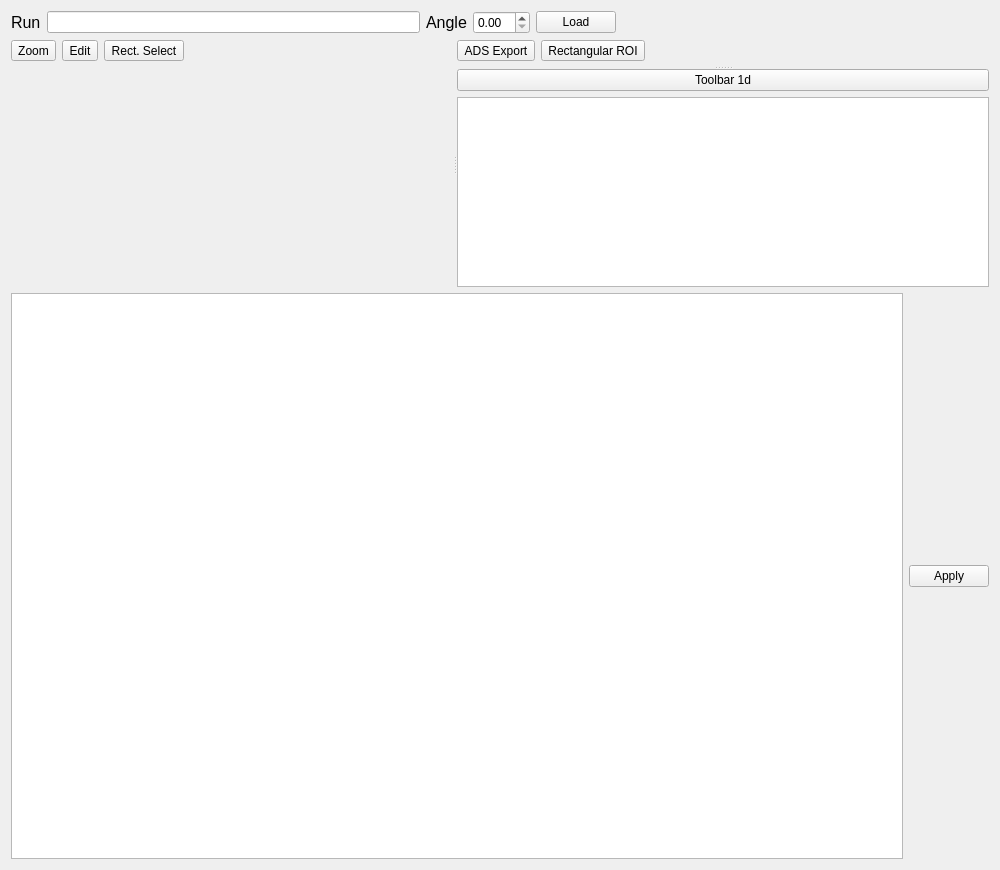
Before: the Qt Designer form qt/scientific_interfaces/ISISReflectometry/GUI/Preview/PreviewWidget.ui in mantidproject/mantid, drawn with Qt 5.
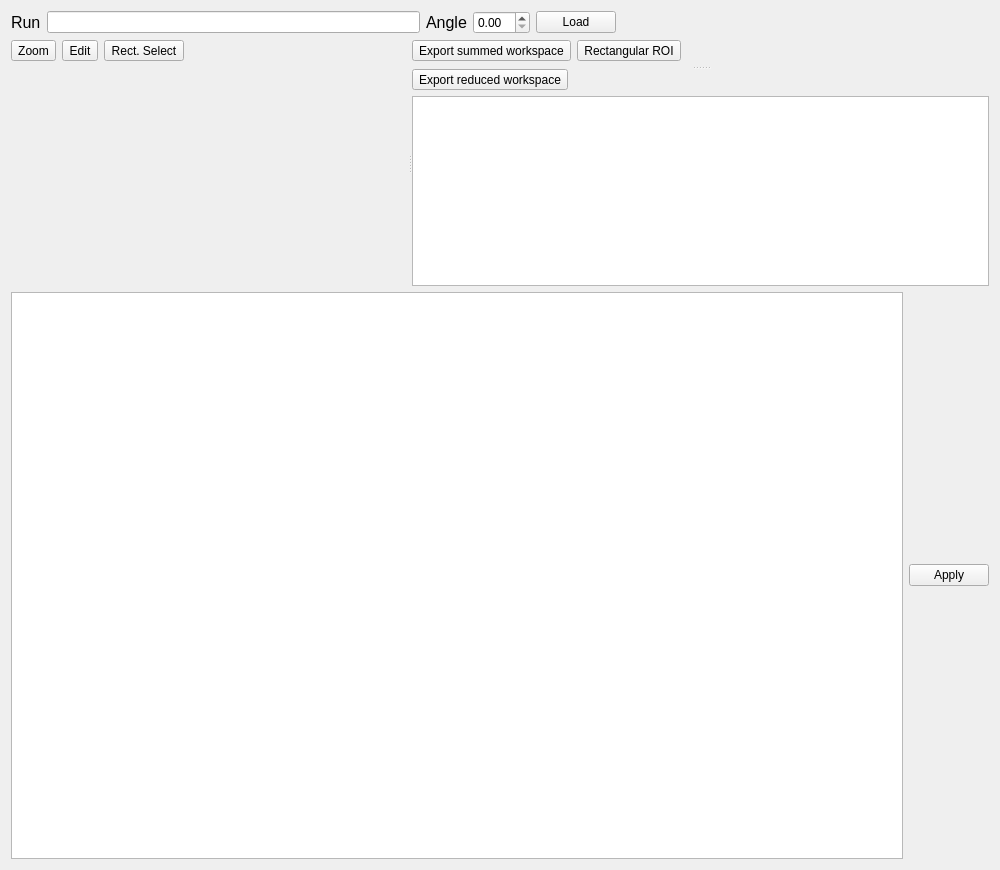
After: the same form once the commit is applied.

Commit message:
Add toolbar button to export 1D plot workspace
This exports the reduced workspace to the ADS so the user can further analyse it.

Re #34106

Diff of the .ui file:
```diff
--- a/qt/scientific_interfaces/ISISReflectometry/GUI/Preview/PreviewWidget.ui
+++ b/qt/scientific_interfaces/ISISReflectometry/GUI/Preview/PreviewWidget.ui
@@ -165,7 +165,7 @@
              <string>Export the summed workspace to the ADS</string>
             </property>
             <property name="text">
-             <string>ADS Export</string>
+             <string>Export summed workspace</string>
             </property>
            </widget>
           </item>
@@ -202,9 +202,12 @@
       <widget class="QWidget" name="linePlotLayoutWidget">
        <layout class="QVBoxLayout" name="line_plot_layout">
         <item>
-         <widget class="QPushButton" name="plot_1d_toolbar_placeholder">
+         <widget class="QToolButton" name="plot_ads_export_button">
+          <property name="toolTip">
+           <string>Export the reduced workspace to the workspaces list</string>
+          </property>
           <property name="text">
-           <string>Toolbar 1d</string>
+           <string>Export reduced workspace</string>
           </property>
          </widget>
         </item>
```
Left out of the diff: 4 changed lines with no effect on the pictures. The commit also changes 11 other files.
